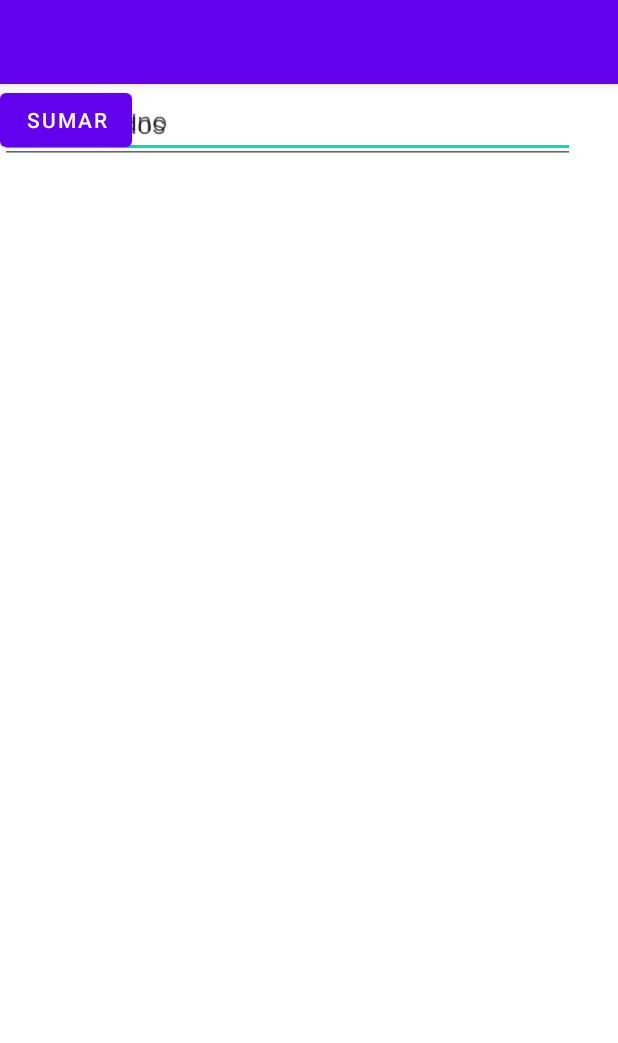
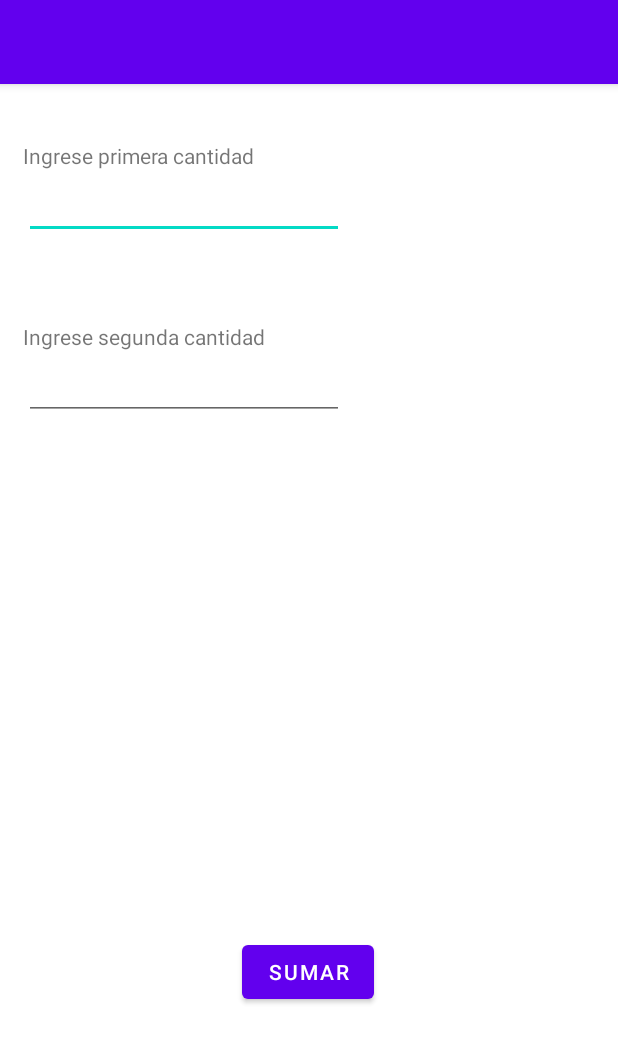
Before and after one commit to bamaya/Lab-DSM, an Android app: the screen it shows after launch (MainActivity), on a phone screen of 412 x 824 dp. Shown: the top 1043 px of the screen. Run offline under Robolectric (Android 15) with nearby library versions, the phone set to English and light mode, and no system bars.

Commit message:
Update activity_main.xml

```diff
--- a/GUIA2/DISCUSION/app/src/main/res/layout/activity_main.xml
+++ b/GUIA2/DISCUSION/app/src/main/res/layout/activity_main.xml
@@ -8,37 +8,75 @@
 
     <EditText
         android:id="@+id/Num_1"
-        android:layout_width="383dp"
-        android:layout_height="49dp"
+        android:layout_width="wrap_content"
+        android:layout_height="wrap_content"
         android:ems="10"
-        android:hint="Cantidad uno"
-        android:inputType="number"
-        tools:layout_editor_absoluteX="16dp"
-        tools:layout_editor_absoluteY="42dp" />
+        android:inputType="textPersonName"
+        app:layout_constraintBottom_toBottomOf="parent"
+        app:layout_constraintEnd_toEndOf="parent"
+        app:layout_constraintHorizontal_bias="0.079"
+        app:layout_constraintStart_toStartOf="parent"
+        app:layout_constraintTop_toTopOf="parent"
+        app:layout_constraintVertical_bias="0.08" />
+
+    <TextView
+        android:layout_width="wrap_content"
+        android:layout_height="wrap_content"
+        android:text="Ingrese segunda cantidad"
+        app:layout_constraintBottom_toBottomOf="parent"
+        app:layout_constraintEnd_toEndOf="parent"
+        app:layout_constraintHorizontal_bias="0.062"
+        app:layout_constraintStart_toStartOf="parent"
+        app:layout_constraintTop_toTopOf="parent"
+        app:layout_constraintVertical_bias="0.212" />
 
     <EditText
         android:id="@+id/Num_2"
-        android:layout_width="383dp"
-        android:layout_height="53dp"
+        android:layout_width="wrap_content"
+        android:layout_height="wrap_content"
         android:ems="10"
-        android:hint="Cantidad dos"
-        android:inputType="number"
-        tools:layout_editor_absoluteX="16dp"
-        tools:layout_editor_absoluteY="116dp" />
+        android:inputType="textPersonName"
+        app:layout_constraintBottom_toBottomOf="parent"
+        app:layout_constraintEnd_toEndOf="parent"
+        app:layout_constraintHorizontal_bias="0.079"
+        app:layout_constraintStart_toStartOf="parent"
+        app:layout_constraintTop_toTopOf="parent"
+        app:layout_constraintVertical_bias="0.247" />
+
+    <TextView
+        android:layout_width="wrap_content"
+        android:layout_height="wrap_content"
+        android:text="Ingrese primera cantidad"
+        app:layout_constraintBottom_toBottomOf="parent"
+        app:layout_constraintEnd_toEndOf="parent"
+        app:layout_constraintHorizontal_bias="0.059"
+        app:layout_constraintStart_toStartOf="parent"
+        app:layout_constraintTop_toTopOf="parent"
+        app:layout_constraintVertical_bias="0.051" />
 
     <Button
         android:id="@+id/btn_sumar"
         android:layout_width="wrap_content"
         android:layout_height="wrap_content"
-        android:text="SUMAR"
-        tools:layout_editor_absoluteX="161dp"
-        tools:layout_editor_absoluteY="222dp" />
+        android:text="Sumar"
+        app:iconTint="#00BCD4"
+        app:layout_constraintBottom_toBottomOf="parent"
+        app:layout_constraintEnd_toEndOf="parent"
+        app:layout_constraintHorizontal_bias="0.498"
+        app:layout_constraintStart_toStartOf="parent"
+        app:layout_constraintTop_toTopOf="parent"
+        app:layout_constraintVertical_bias="0.789" />
 
     <TextView
         android:id="@+id/Txt_r"
         android:layout_width="wrap_content"
         android:layout_height="wrap_content"
-        tools:layout_editor_absoluteX="161dp"
-        tools:layout_editor_absoluteY="520dp" />
+        android:textSize="34sp"
+        app:layout_constraintBottom_toBottomOf="parent"
+        app:layout_constraintEnd_toEndOf="parent"
+        app:layout_constraintHorizontal_bias="0.498"
+        app:layout_constraintStart_toStartOf="parent"
+        app:layout_constraintTop_toTopOf="parent"
+        app:layout_constraintVertical_bias="0.599" />
 
 </androidx.constraintlayout.widget.ConstraintLayout>
```
